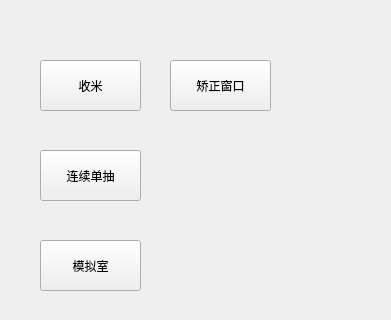
Qt form auto_script.ui (gdxxp/NIKKE-helper) before a commit; both pictures show x 0 to 391 and y 0 to 320 of the 391 by 505 pixel window.
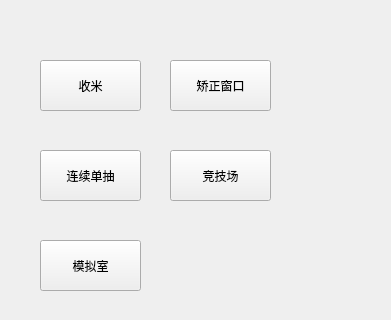
The same form after that commit. Icons and pictures are not drawn.

Commit message: 新人竞技场

```diff
--- a/auto_script.ui
+++ b/auto_script.ui
@@ -234,6 +234,24 @@
     <string>矫正窗口</string>
    </property>
   </widget>
+  <widget class="QPushButton" name="pushButton5">
+   <property name="geometry">
+    <rect>
+     <x>170</x>
+     <y>150</y>
+     <width>101</width>
+     <height>51</height>
+    </rect>
+   </property>
+   <property name="font">
+    <font>
+     <family>Adobe Arabic</family>
+    </font>
+   </property>
+   <property name="text">
+    <string>竞技场</string>
+   </property>
+  </widget>
  </widget>
  <resources/>
  <connections/>
```
Left out of the diff: 2 changed lines with no effect on the pictures. The commit also changes 8 other files.
